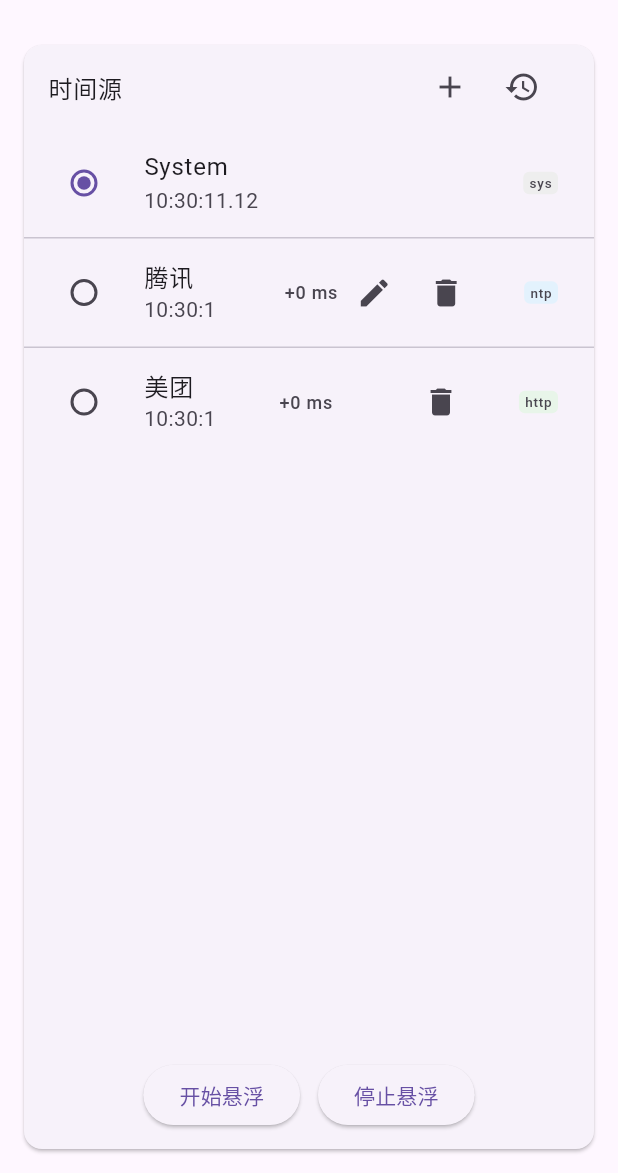
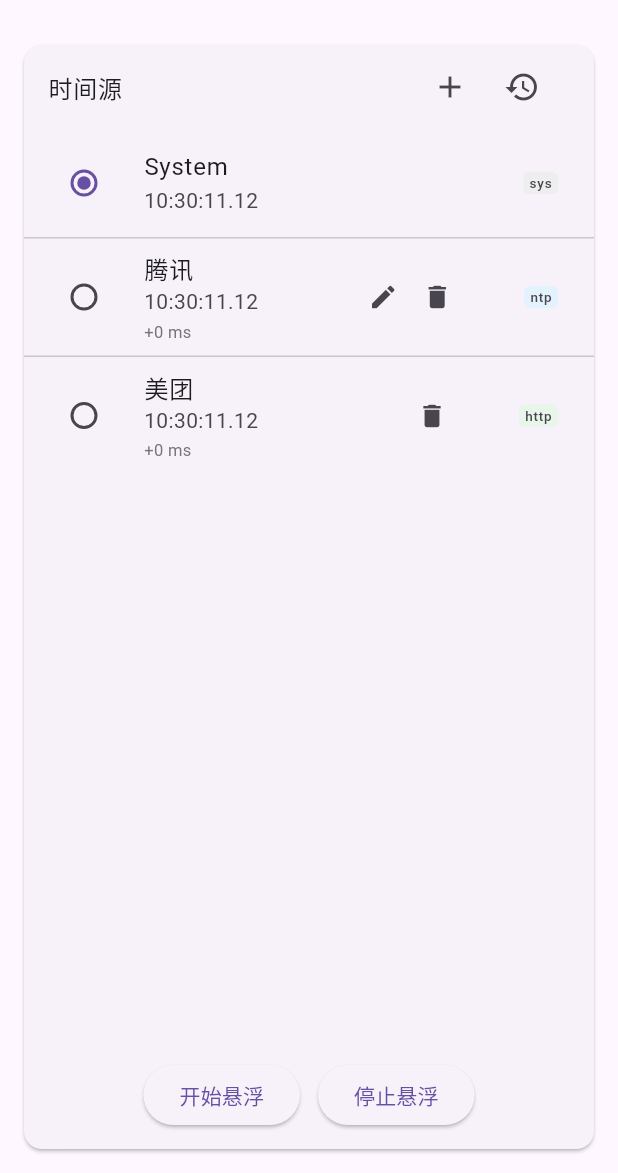
Before and after one commit to amchii/FloatingClock, a Flutter app: the screen it shows after launch, after a tap on the "edit" icon, after a tap on the "delete" icon, on a phone screen of 412 x 824 dp, the part 63-1236 px from its top. Run offline on Flutter 3.47's test engine with Material 3 defaults, Android fonts, the phone set to English and light mode, and no system bars; our stand-ins replace shared_preferences; network calls fail.

Commit message:
feat(ui): 优化时间源列表项的响应式布局和交互设计
- 添加基于文本缩放因子的自适应尺寸调整逻辑
- 为 ListTile 中的文本内容添加省略号溢出处理
- 将偏移值显示移动到独立的第二行并优化样式
- 替换 IconButton 为更紧凑的自定义 Material 按钮
- 统一编辑、删除和同步图标的尺寸与点击区域计算方式
- 根据文本缩放动态调整类型标签的边距和字体大小
- 优化同步时间图标的点击热区和显示尺寸
- 为所有交互元素添加基于 scaleFactor 的响应式间距

```diff
--- a/lib/main.dart
+++ b/lib/main.dart
@@ -957,6 +957,13 @@ class _HomePageState extends State<HomePage> {
                           separatorBuilder: (_, __) => const Divider(height: 1),
                           itemBuilder: (context, index) {
                             final s = _sources[index];
+                            // Get text scale factor for responsive adjustments
+                            final textScale = MediaQuery.textScalerOf(context).scale(1.0);
+                            // Scale down spacing when text is enlarged
+                            final scaleFactor = textScale > 1.2 ? 0.7 : (textScale > 1.0 ? 0.85 : 1.0);
+                            final iconSize = 20.0 * scaleFactor;
+                            final buttonPadding = 8.0 * scaleFactor;
+
                             return ListTile(
                               leading: Radio<int>(
                                   value: index,
@@ -975,9 +982,14 @@ class _HomePageState extends State<HomePage> {
                                       : (s.alias.isNotEmpty
                                           ? s.alias
                                           : s.host),
-                                  style: const TextStyle(fontFeatures: [
-                                    FontFeature.tabularFigures()
-                                  ])),
+                                  style: const TextStyle(
+                                    fontFeatures: [
+                                      FontFeature.tabularFigures()
+                                    ],
+                                  ),
+                                  maxLines: 1,
+                                  overflow: TextOverflow.ellipsis,
+                              ),
                               subtitle: Column(
                                   crossAxisAlignment: CrossAxisAlignment.start,
                                   children: [
@@ -989,33 +1001,45 @@ class _HomePageState extends State<HomePage> {
                                         ],
                                       ),
                                       maxLines: 1,
-                                      overflow: TextOverflow.visible,
+                                      overflow: TextOverflow.ellipsis,
                                     ),
+                                    // 偏移值移到第二行
+                                    if (!s.isSystem)
+                                      Padding(
+                                        padding: const EdgeInsets.only(top: 2.0),
+                                        child: Text(
+                                          _formatOffset(s.offsetMillis),
+                                          style: TextStyle(
+                                            fontSize: 11,
+                                            color: Colors.grey.shade600,
+                                          ),
+                                        ),
+                                      ),
                                   ]),
                               trailing: Row(
                                   mainAxisSize: MainAxisSize.min,
                                   children: [
+                                    // 使用更紧凑的按钮设计
+                                    if (s.type == TimeSourceType.ntp)
+                                      Material(
+                                        color: Colors.transparent,
+                                        child: InkWell(
+                                          borderRadius: BorderRadius.circular(20),
+                                          onTap: () => _editServerDialog(index),
+                                          child: Padding(
+                                            padding: EdgeInsets.all(buttonPadding),
+                                            child: Icon(Icons.edit, size: iconSize),
+                                          ),
+                                        ),
+                                      )
+                                    else if (!s.isSystem)
+                                      SizedBox(width: iconSize + buttonPadding * 2),
                                     if (!s.isSystem)
-                                      SizedBox(
-                                        width: 60,
-                                        child: Text(
-                                            _formatOffset(s.offsetMillis),
-                                            textAlign: TextAlign.right,
-                                            style: const TextStyle(
-                                                fontSize: 12)),
-                                      ),
-                                    if (s.type == TimeSourceType.ntp)
-                                      IconButton(
-                                          icon: const Icon(Icons.edit),
-                                          onPressed: () =>
-                                              _editServerDialog(index))
-                                    else if (!s.isSystem)
-                                      // Empty space placeholder to align with NTP edit button
-                                      const SizedBox(width: 48),
-                                    if (!s.isSystem)
-                                      IconButton(
-                                          icon: const Icon(Icons.delete),
-                                          onPressed: () async {
+                                      Material(
+                                        color: Colors.transparent,
+                                        child: InkWell(
+                                          borderRadius: BorderRadius.circular(20),
+                                          onTap: () async {
                                             final removed = _sources[index];
                                             final removedHost = removed.host;
                                             setState(() {
@@ -1042,8 +1066,14 @@ class _HomePageState extends State<HomePage> {
                                               _hiddenPresets.add(removedHost);
                                               await _saveHiddenPresets();
                                             }
-                                          }),
-                                    // 小的感叹号图标，点击后显示内联的最近同步时间（类似 tooltip，非弹窗）
+                                          },
+                                          child: Padding(
+                                            padding: EdgeInsets.all(buttonPadding),
+                                            child: Icon(Icons.delete, size: iconSize),
+                                          ),
+                                        ),
+                                      ),
+                                    // 同步时间图标
                                     if (!s.isSystem && s.lastSync != null)
                                       () {
                                         final link = _layerLinks.putIfAbsent(
@@ -1053,32 +1083,31 @@ class _HomePageState extends State<HomePage> {
                                           child: Material(
                                             color: Colors.transparent,
                                             child: InkResponse(
-                                              radius: 18,
+                                              radius: iconSize * 0.9,
                                               onTapDown: (details) =>
                                                   _toggleSyncOverlay(
                                                       index,
                                                       link,
                                                       details.globalPosition),
-                                              // provide a minimal hit area
-                                              child: const SizedBox(
-                                                width: 20,
-                                                height: 20,
+                                              child: SizedBox(
+                                                width: iconSize + buttonPadding * 2,
+                                                height: iconSize + buttonPadding * 2,
                                                 child: Icon(
                                                     Icons.error_outline,
-                                                    size: 18),
+                                                    size: iconSize * 0.9),
                                               ),
                                             ),
                                           ),
                                         );
                                       }()
                                     else if (!s.isSystem)
-                                      // Empty space placeholder for sync icon
-                                      const SizedBox(width: 20),
-                                    // Type badge moved to the far right
+                                      SizedBox(width: iconSize + buttonPadding * 2),
+                                    // 类型标签
                                     Container(
-                                        margin: const EdgeInsets.only(left: 8.0),
-                                        padding: const EdgeInsets.symmetric(
-                                            horizontal: 4, vertical: 1),
+                                        margin: EdgeInsets.only(left: 4.0 * scaleFactor),
+                                        padding: EdgeInsets.symmetric(
+                                            horizontal: 4 * scaleFactor,
+                                            vertical: 1 * scaleFactor),
                                         decoration: BoxDecoration(
                                             color: s.type == TimeSourceType.ntp
                                                 ? Colors.blue.shade50
@@ -1092,7 +1121,7 @@ class _HomePageState extends State<HomePage> {
                                                 : (s.type == TimeSourceType.http
                                                     ? 'http'
                                                     : 'sys'),
-                                            style: const TextStyle(fontSize: 9))),
+                                            style: TextStyle(fontSize: 9 * scaleFactor))),
                                   ]),
                               onTap: () {
                                 setState(() => _selectedIndex = index);
```
